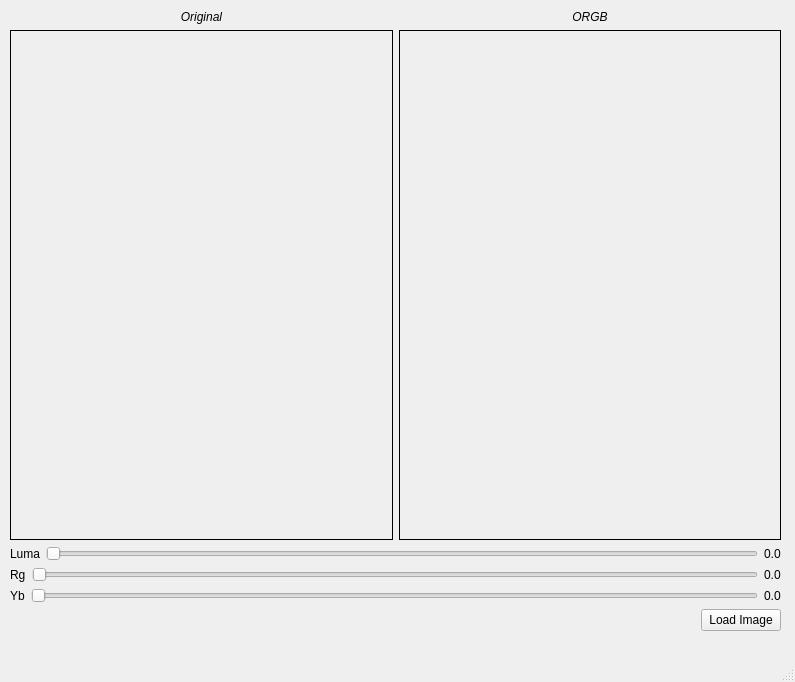
Before: the Qt Designer form mainwindow.ui in tmguvenc/orgb, drawn with Qt 5.
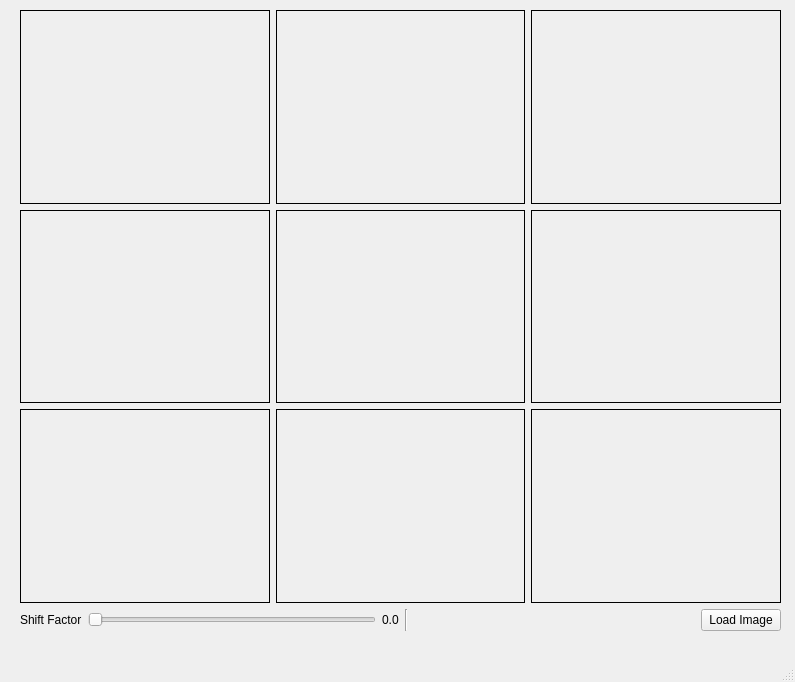
After: the same form once the commit is applied.

```diff
--- a/mainwindow.ui
+++ b/mainwindow.ui
@@ -32,38 +32,41 @@
    <string>ORGB</string>
   </property>
   <widget class="QWidget" name="centralwidget">
-   <widget class="QWidget" name="">
+   <widget class="QWidget" name="verticalLayoutWidget">
     <property name="geometry">
      <rect>
-      <x>10</x>
+      <x>20</x>
       <y>10</y>
-      <width>771</width>
+      <width>761</width>
       <height>621</height>
      </rect>
     </property>
     <layout class="QVBoxLayout" name="verticalLayout">
      <item>
-      <layout class="QHBoxLayout" name="horizontalLayout">
-       <item>
-        <layout class="QVBoxLayout" name="verticalLayout_2">
-         <item>
-          <widget class="QLabel" name="label_4">
-           <property name="font">
-            <font>
-             <family>Segoe UI</family>
-             <pointsize>9</pointsize>
-             <italic>true</italic>
-            </font>
+      <layout class="QGridLayout" name="gridLayout">
+       <item row="0" column="2">
+        <widget class="QLabel" name="img_3">
+         <property name="sizePolicy">
+          <sizepolicy hsizetype="Expanding" vsizetype="Expanding">
+           <horstretch>0</horstretch>
+           <verstretch>0</verstretch>
+          </sizepolicy>
+         </property>
+         <property name="frameShape">
+          <enum>QFrame::Box</enum>
            </property>
            <property name="text">
-            <string>Original</string>
+          <string/>
+         </property>
+         <property name="scaledContents">
+          <bool>true</bool>
            </property>
            <property name="alignment">
             <set>Qt::AlignCenter</set>
            </property>
           </widget>
          </item>
-         <item>
+       <item row="1" column="1">
           <widget class="QLabel" name="img_5">
            <property name="sizePolicy">
             <sizepolicy hsizetype="Expanding" vsizetype="Expanding">
@@ -85,28 +88,73 @@
            </property>
           </widget>
          </item>
-        </layout>
+       <item row="2" column="1">
+        <widget class="QLabel" name="img_8">
+         <property name="sizePolicy">
+          <sizepolicy hsizetype="Expanding" vsizetype="Expanding">
+           <horstretch>0</horstretch>
+           <verstretch>0</verstretch>
+          </sizepolicy>
+         </property>
+         <property name="frameShape">
+          <enum>QFrame::Box</enum>
+         </property>
+         <property name="text">
+          <string/>
+         </property>
+         <property name="scaledContents">
+          <bool>true</bool>
+         </property>
+         <property name="alignment">
+          <set>Qt::AlignCenter</set>
+         </property>
+        </widget>
        </item>
-       <item>
-        <layout class="QVBoxLayout" name="verticalLayout_4">
-         <item>
-          <widget class="QLabel" name="label_5">
-           <property name="font">
-            <font>
-             <family>Segoe UI</family>
-             <pointsize>9</pointsize>
-             <italic>true</italic>
-            </font>
-           </property>
+       <item row="1" column="2">
+        <widget class="QLabel" name="img_6">
+         <property name="sizePolicy">
+          <sizepolicy hsizetype="Expanding" vsizetype="Expanding">
+           <horstretch>0</horstretch>
+           <verstretch>0</verstretch>
+          </sizepolicy>
+         </property>
+         <property name="frameShape">
+          <enum>QFrame::Box</enum>
+         </property>
            <property name="text">
-            <string>ORGB</string>
-           </property>
+          <string/>
+         </property>
+         <property name="scaledContents">
+          <bool>true</bool>
+         </property>
            <property name="alignment">
             <set>Qt::AlignCenter</set>
            </property>
           </widget>
          </item>
-         <item>
+       <item row="2" column="2">
+        <widget class="QLabel" name="img_9">
+         <property name="sizePolicy">
+          <sizepolicy hsizetype="Expanding" vsizetype="Expanding">
+           <horstretch>0</horstretch>
+           <verstretch>0</verstretch>
+          </sizepolicy>
+         </property>
+         <property name="frameShape">
+          <enum>QFrame::Box</enum>
+         </property>
+         <property name="text">
+          <string/>
+         </property>
+         <property name="scaledContents">
+          <bool>true</bool>
+         </property>
+         <property name="alignment">
+          <set>Qt::AlignCenter</set>
+         </property>
+        </widget>
+       </item>
+       <item row="0" column="0">
           <widget class="QLabel" name="img_1">
            <property name="sizePolicy">
             <sizepolicy hsizetype="Expanding" vsizetype="Expanding">
@@ -128,98 +176,69 @@
            </property>
           </widget>
          </item>
-        </layout>
-       </item>
-      </layout>
-     </item>
-     <item>
-      <layout class="QHBoxLayout" name="horizontalLayout_2">
-       <item>
-        <widget class="QLabel" name="label">
-         <property name="text">
-          <string>Luma</string>
+       <item row="1" column="0">
+        <widget class="QLabel" name="img_4">
+         <property name="sizePolicy">
+          <sizepolicy hsizetype="Expanding" vsizetype="Expanding">
+           <horstretch>0</horstretch>
+           <verstretch>0</verstretch>
+          </sizepolicy>
          </property>
-        </widget>
-       </item>
-       <item>
-        <widget class="QSlider" name="vs_luma">
-         <property name="enabled">
-          <bool>false</bool>
+         <property name="frameShape">
+          <enum>QFrame::Box</enum>
          </property>
-         <property name="maximum">
-          <number>40</number>
+         <property name="text">
+          <string/>
          </property>
-         <property name="orientation">
-          <enum>Qt::Horizontal</enum>
+         <property name="scaledContents">
+          <bool>true</bool>
          </property>
-        </widget>
-       </item>
-       <item>
-        <widget class="QLabel" name="lbl_luma">
-         <property name="text">
-          <string>0.0</string>
+         <property name="alignment">
+          <set>Qt::AlignCenter</set>
          </property>
         </widget>
        </item>
-      </layout>
-     </item>
-     <item>
-      <layout class="QHBoxLayout" name="horizontalLayout_4">
-       <item>
-        <widget class="QLabel" name="label_3">
-         <property name="text">
-          <string>Rg</string>
+       <item row="2" column="0">
+        <widget class="QLabel" name="img_7">
+         <property name="sizePolicy">
+          <sizepolicy hsizetype="Expanding" vsizetype="Expanding">
+           <horstretch>0</horstretch>
+           <verstretch>0</verstretch>
+          </sizepolicy>
          </property>
-        </widget>
-       </item>
-       <item>
-        <widget class="QSlider" name="vs_rg">
-         <property name="enabled">
-          <bool>false</bool>
+         <property name="frameShape">
+          <enum>QFrame::Box</enum>
          </property>
-         <property name="maximum">
-          <number>40</number>
+         <property name="text">
+          <string/>
          </property>
-         <property name="orientation">
-          <enum>Qt::Horizontal</enum>
+         <property name="scaledContents">
+          <bool>true</bool>
          </property>
-        </widget>
-       </item>
-       <item>
-        <widget class="QLabel" name="lbl_rg">
-         <property name="text">
-          <string>0.0</string>
+         <property name="alignment">
+          <set>Qt::AlignCenter</set>
          </property>
         </widget>
        </item>
-      </layout>
-     </item>
-     <item>
-      <layout class="QHBoxLayout" name="horizontalLayout_3">
-       <item>
-        <widget class="QLabel" name="label_2">
-         <property name="text">
-          <string>Yb</string>
+       <item row="0" column="1">
+        <widget class="QLabel" name="img_2">
+         <property name="sizePolicy">
+          <sizepolicy hsizetype="Expanding" vsizetype="Expanding">
+           <horstretch>0</horstretch>
+           <verstretch>0</verstretch>
+          </sizepolicy>
          </property>
-        </widget>
-       </item>
-       <item>
-        <widget class="QSlider" name="vs_yb">
-         <property name="enabled">
-          <bool>false</bool>
+         <property name="frameShape">
+          <enum>QFrame::Box</enum>
          </property>
-         <property name="maximum">
-          <number>40</number>
+         <property name="text">
+          <string/>
          </property>
-         <property name="orientation">
-          <enum>Qt::Horizontal</enum>
+         <property name="scaledContents">
+          <bool>true</bool>
          </property>
-        </widget>
-       </item>
-       <item>
-        <widget class="QLabel" name="lbl_yb">
-         <property name="text">
-          <string>0.0</string>
+         <property name="alignment">
+          <set>Qt::AlignCenter</set>
          </property>
         </widget>
        </item>
@@ -227,6 +246,34 @@
      </item>
      <item>
       <layout class="QHBoxLayout" name="horizontalLayout_5">
+       <item>
+        <widget class="QLabel" name="label">
+         <property name="text">
+          <string>Shift Factor</string>
+         </property>
+        </widget>
+       </item>
+       <item>
+        <widget class="QSlider" name="vs_sf">
+         <property name="orientation">
+          <enum>Qt::Horizontal</enum>
+         </property>
+        </widget>
+       </item>
+       <item>
+        <widget class="QLabel" name="lbl_sf">
+         <property name="text">
+          <string>0.0</string>
+         </property>
+        </widget>
+       </item>
+       <item>
+        <widget class="Line" name="line">
+         <property name="orientation">
+          <enum>Qt::Vertical</enum>
+         </property>
+        </widget>
+       </item>
        <item>
         <spacer name="horizontalSpacer">
          <property name="orientation">
```
Lines whose indentation alone changed are shown as unchanged.
